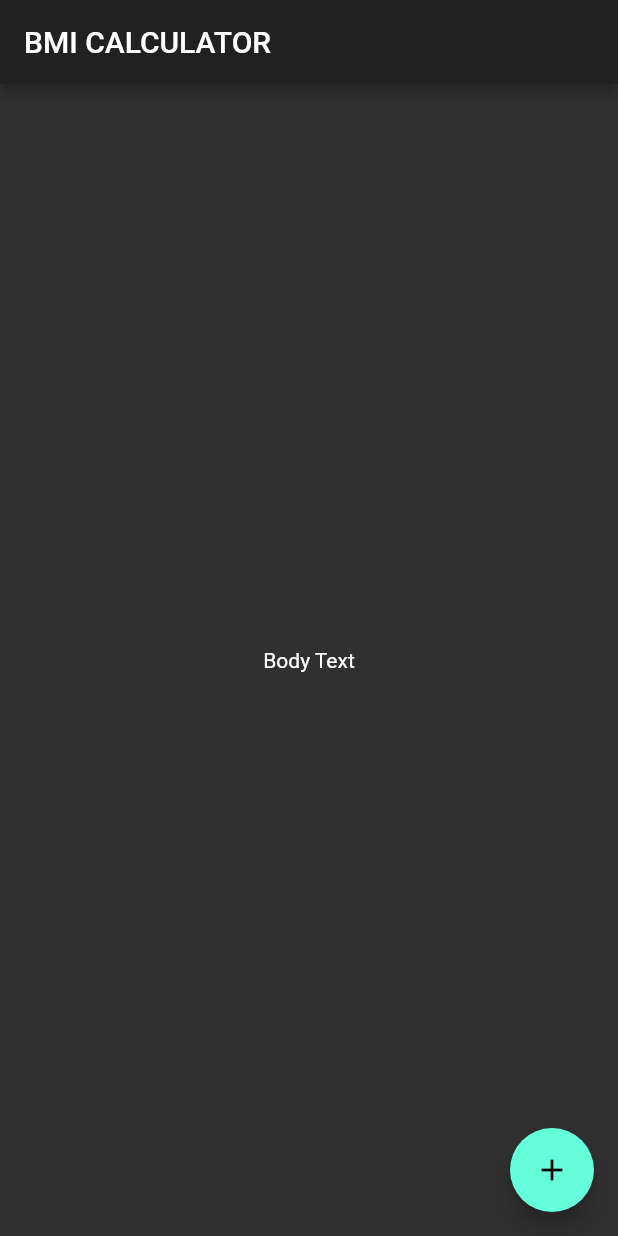
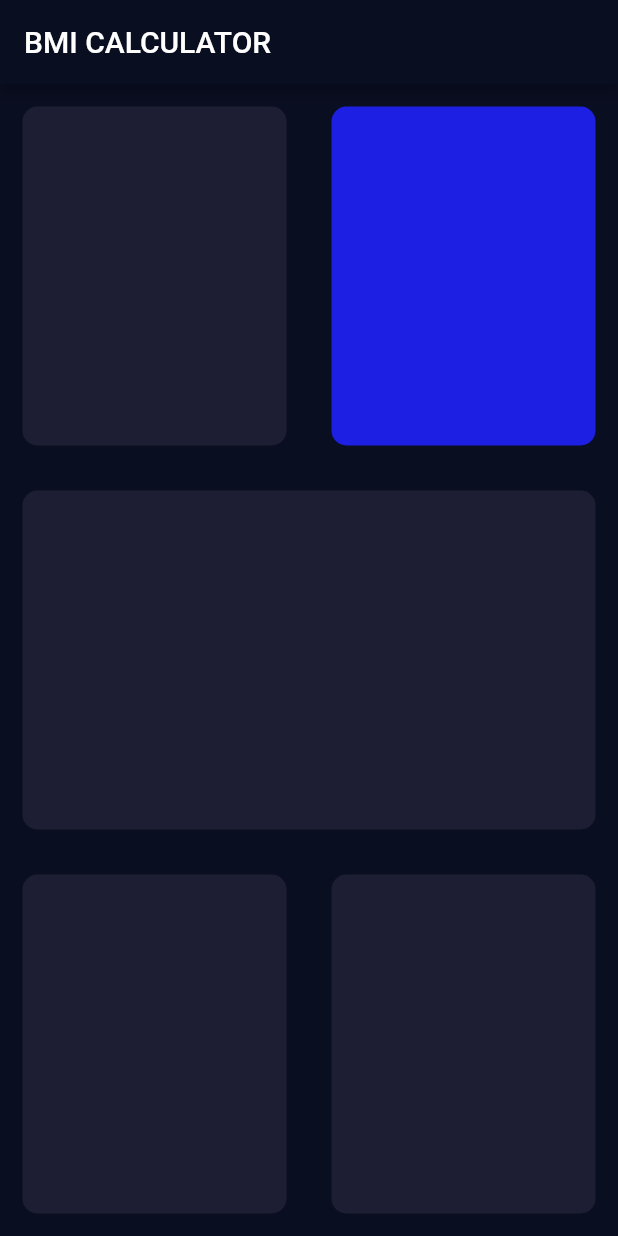
Before and after one commit to felexkuria/bmi_calculator, a Flutter app: the screen it shows after launch, on a phone screen of 412 x 824 dp. Run offline on Flutter 3.47's test engine with Material 2 defaults, Android fonts, the phone set to English and light mode, and no system bars.

Commit message:
cREATED a BETTER UI

```diff
--- a/bmi_calculator/lib/main.dart
+++ b/bmi_calculator/lib/main.dart
@@ -1,4 +1,5 @@
 import 'package:flutter/material.dart';
+import 'package:bmi_calculator/screens/input_page.dart';
 
 void main() => runApp(BMICalculator());
 
@@ -6,32 +7,11 @@ class BMICalculator extends StatelessWidget {
   @override
   Widget build(BuildContext context) {
     return MaterialApp(
-      theme: ThemeData.dark(),
+      theme: ThemeData.dark().copyWith(
+          primaryColor: Color(0xFF0A0E21),
+          scaffoldBackgroundColor: Color(0xFF0A0E21)),
       debugShowCheckedModeBanner: false,
       home: InputPage(),
     );
   }
 }
-
-class InputPage extends StatefulWidget {
-  @override
-  _InputPageState createState() => _InputPageState();
-}
-
-class _InputPageState extends State<InputPage> {
-  @override
-  Widget build(BuildContext context) {
-    return Scaffold(
-      appBar: AppBar(
-        title: Text('BMI CALCULATOR'),
-      ),
-      body: Center(
-        child: Text('Body Text'),
-      ),
-      floatingActionButton: FloatingActionButton(
-        onPressed: () {},
-        child: Icon(Icons.add),
-      ),
-    );
-  }
-}
--- /dev/null
+++ b/bmi_calculator/lib/screens/input_page.dart
@@ -0,0 +1,77 @@
+import 'package:flutter/material.dart';
+
+class InputPage extends StatefulWidget {
+  @override
+  _InputPageState createState() => _InputPageState();
+}
+
+class _InputPageState extends State<InputPage> {
+  @override
+  Widget build(BuildContext context) {
+    return Scaffold(
+        appBar: AppBar(
+          title: Text('BMI CALCULATOR'),
+        ),
+        body: Column(
+          children: [
+            Expanded(
+              child: Row(
+                children: [
+                  Expanded(
+                    child: Container(
+                      margin: EdgeInsets.all(15.0),
+                      decoration: BoxDecoration(
+                        color: Color(0xFF1D1E33),
+                        borderRadius: BorderRadius.circular(10.0),
+                      ),
+                    ),
+                  ),
+                  Expanded(
+                    child: Container(
+                      margin: EdgeInsets.all(15.0),
+                      decoration: BoxDecoration(
+                        color: Color(0xFF1D1FE3),
+                        borderRadius: BorderRadius.circular(10.0),
+                      ),
+                    ),
+                  ),
+                ],
+              ),
+            ),
+            Expanded(
+              child: Container(
+                margin: EdgeInsets.all(15.0),
+                decoration: BoxDecoration(
+                  color: Color(0xFF1D1E33),
+                  borderRadius: BorderRadius.circular(10.0),
+                ),
+              ),
+            ),
+            Expanded(
+              child: Row(
+                children: [
+                  Expanded(
+                    child: Container(
+                      margin: EdgeInsets.all(15.0),
+                      decoration: BoxDecoration(
+                        color: Color(0xFF1D1E33),
+                        borderRadius: BorderRadius.circular(10.0),
+                      ),
+                    ),
+                  ),
+                  Expanded(
+                    child: Container(
+                      margin: EdgeInsets.all(15.0),
+                      decoration: BoxDecoration(
+                        color: Color(0xFF1D1E33),
+                        borderRadius: BorderRadius.circular(10.0),
+                      ),
+                    ),
+                  ),
+                ],
+              ),
+            ),
+          ],
+        ));
+  }
+}
```
Also changed, not shown: 1 other file.
